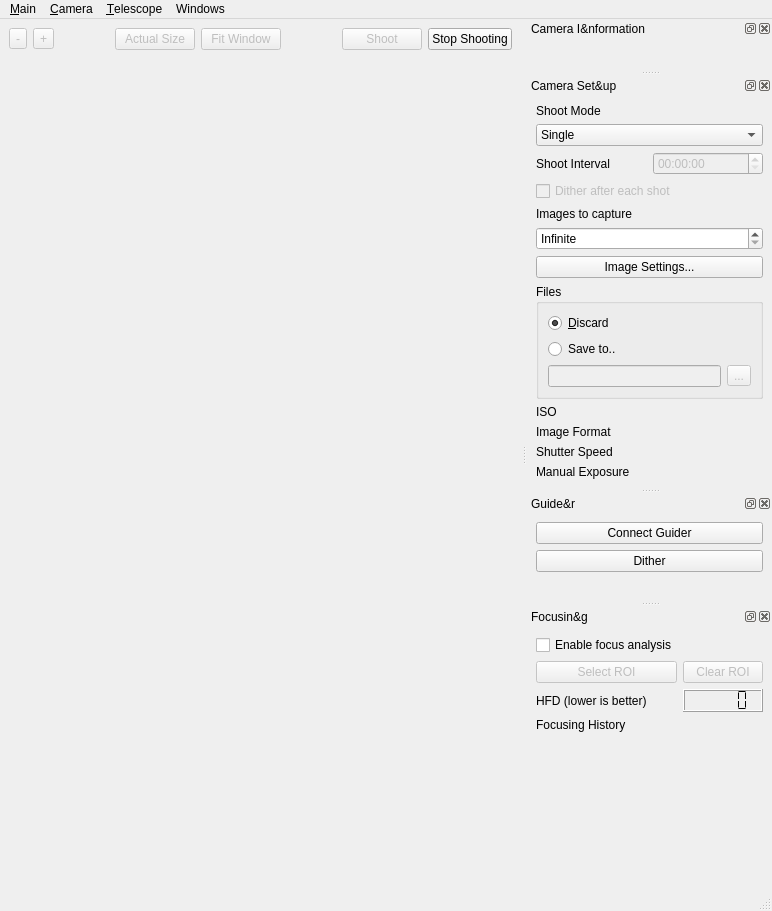
Qt form dslr-qt-shooter/ui/dslr_shooter_window.ui (Edlward/GalaxyHunter) before a commit.
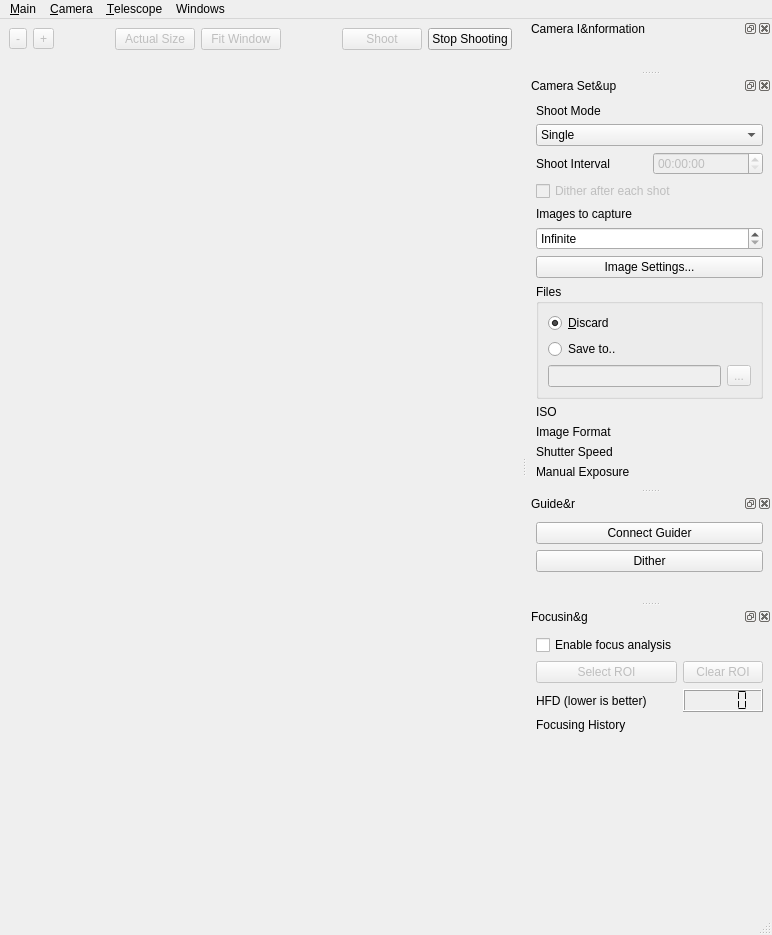
The same form after that commit. Custom widgets are drawn as their Qt base class.

```diff
--- a/dslr-qt-shooter/ui/dslr_shooter_window.ui
+++ b/dslr-qt-shooter/ui/dslr_shooter_window.ui
@@ -7,7 +7,7 @@
     <x>0</x>
     <y>0</y>
     <width>772</width>
-    <height>911</height>
+    <height>935</height>
    </rect>
   </property>
   <property name="windowTitle">
```
Left out of the diff: 2 changed lines with no effect on the pictures.
